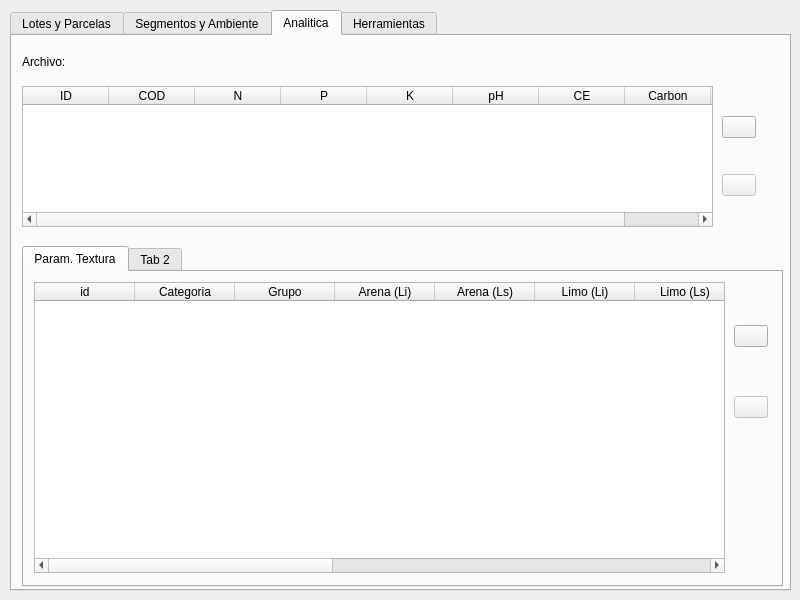
This is ui/agrae_main.ui in franciscocontreras93/agrae as Qt 5 draws it before an edit. The edited form follows.
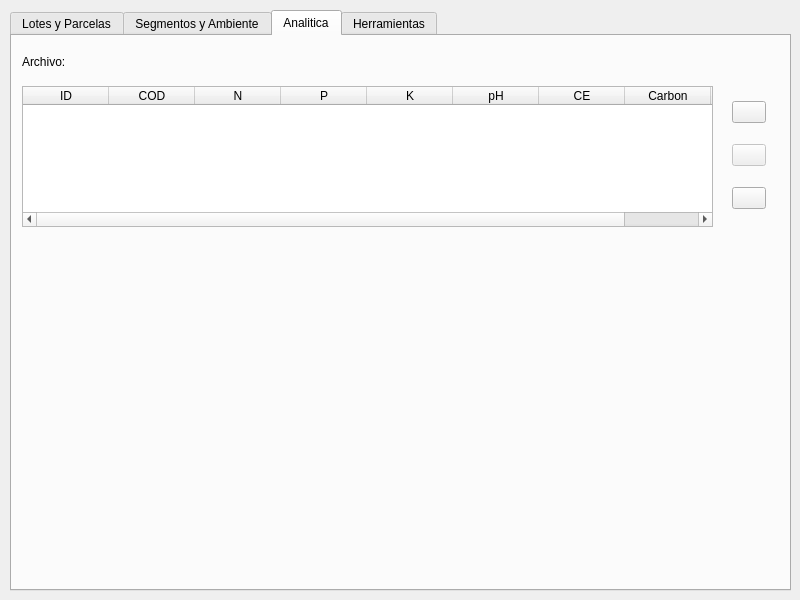
This is the edited form. The open tabs and pages were chosen to show the change.

Commit message: added parametros dialog and functions

Diff of the .ui file:
```diff
--- a/ui/agrae_main.ui
+++ b/ui/agrae_main.ui
@@ -1709,7 +1709,7 @@
     <widget class="QWidget" name="verticalLayoutWidget_4">
      <property name="geometry">
       <rect>
-       <x>710</x>
+       <x>720</x>
        <y>50</y>
        <width>34</width>
        <height>141</height>
@@ -1733,6 +1733,16 @@
         </property>
        </widget>
       </item>
+      <item>
+       <widget class="QPushButton" name="an_params">
+        <property name="enabled">
+         <bool>true</bool>
+        </property>
+        <property name="text">
+         <string/>
+        </property>
+       </widget>
+      </item>
      </layout>
     </widget>
     <widget class="QWidget" name="gridLayoutWidget_12">
@@ -1838,153 +1848,6 @@
       </property>
      </column>
     </widget>
-    <widget class="QTabWidget" name="tabWidget_4">
-     <property name="geometry">
-      <rect>
-       <x>10</x>
-       <y>210</y>
-       <width>761</width>
-       <height>341</height>
-      </rect>
-     </property>
-     <widget class="QWidget" name="tab_8">
-      <attribute name="title">
-       <string>Param. Textura</string>
-      </attribute>
-      <widget class="QTableWidget" name="tableWidget_4">
-       <property name="enabled">
-        <bool>true</bool>
-       </property>
-       <property name="geometry">
-        <rect>
-         <x>10</x>
-         <y>10</y>
-         <width>691</width>
-         <height>291</height>
-        </rect>
-       </property>
-       <property name="sizeAdjustPolicy">
-        <enum>QAbstractScrollArea::AdjustToContents</enum>
-       </property>
-       <property name="editTriggers">
-        <set>QAbstractItemView::NoEditTriggers</set>
-       </property>
-       <property name="alternatingRowColors">
-        <bool>true</bool>
-       </property>
-       <attribute name="horizontalHeaderDefaultSectionSize">
-        <number>100</number>
-       </attribute>
-       <attribute name="horizontalHeaderMinimumSectionSize">
-        <number>56</number>
-       </attribute>
-       <column>
-        <property name="text">
-         <string>id</string>
-        </property>
-       </column>
-       <column>
-        <property name="text">
-         <string>Categoria</string>
-        </property>
-       </column>
-       <column>
-        <property name="text">
-         <string>Grupo</string>
-        </property>
-       </column>
-       <column>
-        <property name="text">
-         <string>Arena (Li)</string>
-        </property>
-       </column>
-       <column>
-        <property name="text">
-         <string>Arena (Ls)</string>
-        </property>
-       </column>
-       <column>
-        <property name="text">
-         <string>Limo (Li)</string>
-        </property>
-       </column>
-       <column>
-        <property name="text">
-         <string>Limo (Ls)</string>
-        </property>
-       </column>
-       <column>
-        <property name="text">
-         <string>Arcilla (Li)</string>
-        </property>
-       </column>
-       <column>
-        <property name="text">
-         <string>Arcilla (Ls)</string>
-        </property>
-       </column>
-       <column>
-        <property name="text">
-         <string>CEap (Li)</string>
-        </property>
-       </column>
-       <column>
-        <property name="text">
-         <string>CEap (Ls)</string>
-        </property>
-       </column>
-       <column>
-        <property name="text">
-         <string>CRA</string>
-        </property>
-       </column>
-       <column>
-        <property name="text">
-         <string>HSG</string>
-        </property>
-       </column>
-       <column>
-        <property name="text">
-         <string>Grupo</string>
-        </property>
-       </column>
-      </widget>
-      <widget class="QWidget" name="verticalLayoutWidget_3">
-       <property name="geometry">
-        <rect>
-         <x>710</x>
-         <y>10</y>
-         <width>34</width>
-         <height>181</height>
-        </rect>
-       </property>
-       <layout class="QVBoxLayout" name="verticalLayout_3">
-        <item>
-         <widget class="QPushButton" name="an_edit_textura_btn">
-          <property name="text">
-           <string/>
-          </property>
-         </widget>
-        </item>
-        <item>
-         <widget class="QPushButton" name="an_save_textura_btn">
-          <property name="enabled">
-           <bool>false</bool>
-          </property>
-          <property name="text">
-           <string/>
-          </property>
-         </widget>
-        </item>
-       </layout>
-      </widget>
-     </widget>
-     <widget class="QWidget" name="tab_11">
-      <attribute name="title">
-       <string>Tab 2</string>
-      </attribute>
-     </widget>
-    </widget>
    </widget>
    <widget class="QWidget" name="tab_7">
     <attribute name="title">
```
Left out of the diff: 2 changed lines with no effect on the pictures. The commit also changes 7 other files.
